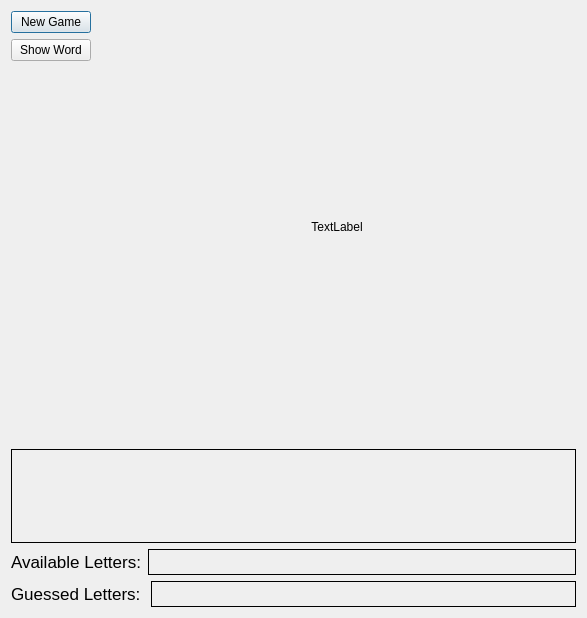
First picture: the form in hangman/designerforms/mainwindow_ui.ui, repository FlyBoy8869/Hangman, before the edit.
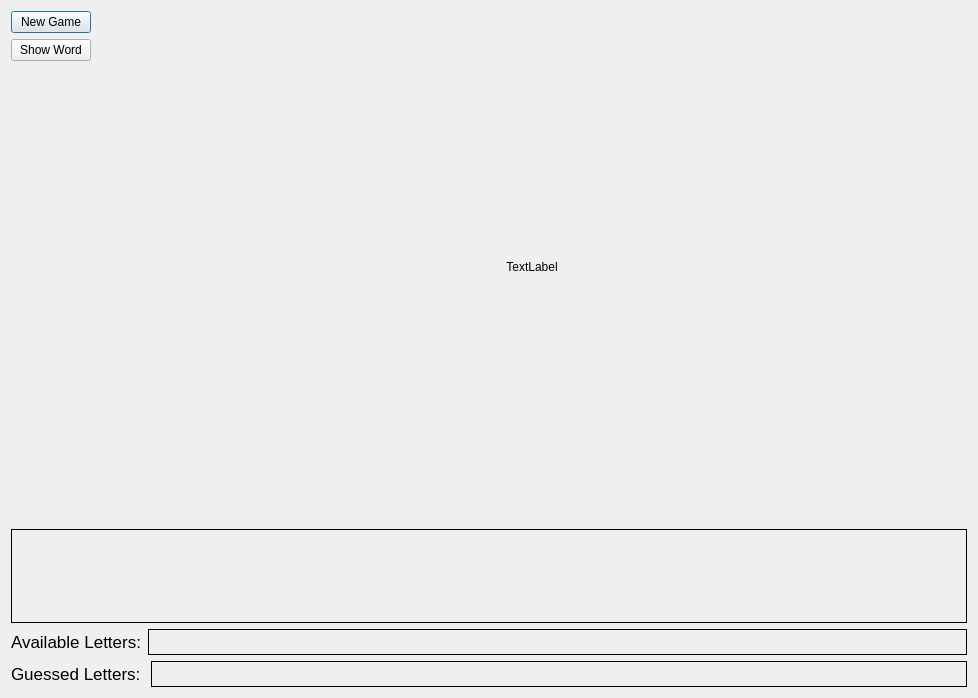
Second picture: the form after the edit.

Commit message: Changed the label to the fixed size of the gallows images.

Diff of the .ui file:
```diff
--- a/hangman/designerforms/mainwindow_ui.ui
+++ b/hangman/designerforms/mainwindow_ui.ui
@@ -83,6 +83,12 @@
            <verstretch>0</verstretch>
           </sizepolicy>
          </property>
+         <property name="minimumSize">
+          <size>
+           <width>830</width>
+           <height>512</height>
+          </size>
+         </property>
          <property name="frameShape">
           <enum>QFrame::NoFrame</enum>
          </property>
```
Left out of the diff: 2 changed lines with no effect on the pictures. The commit also changes 1 other file.
